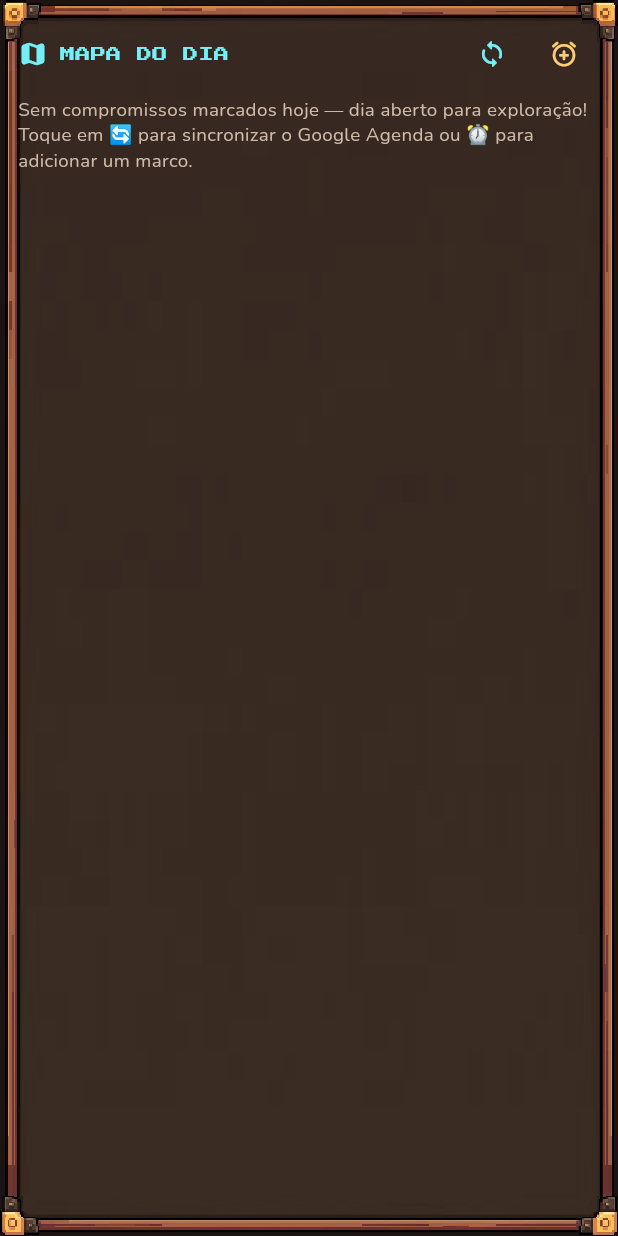
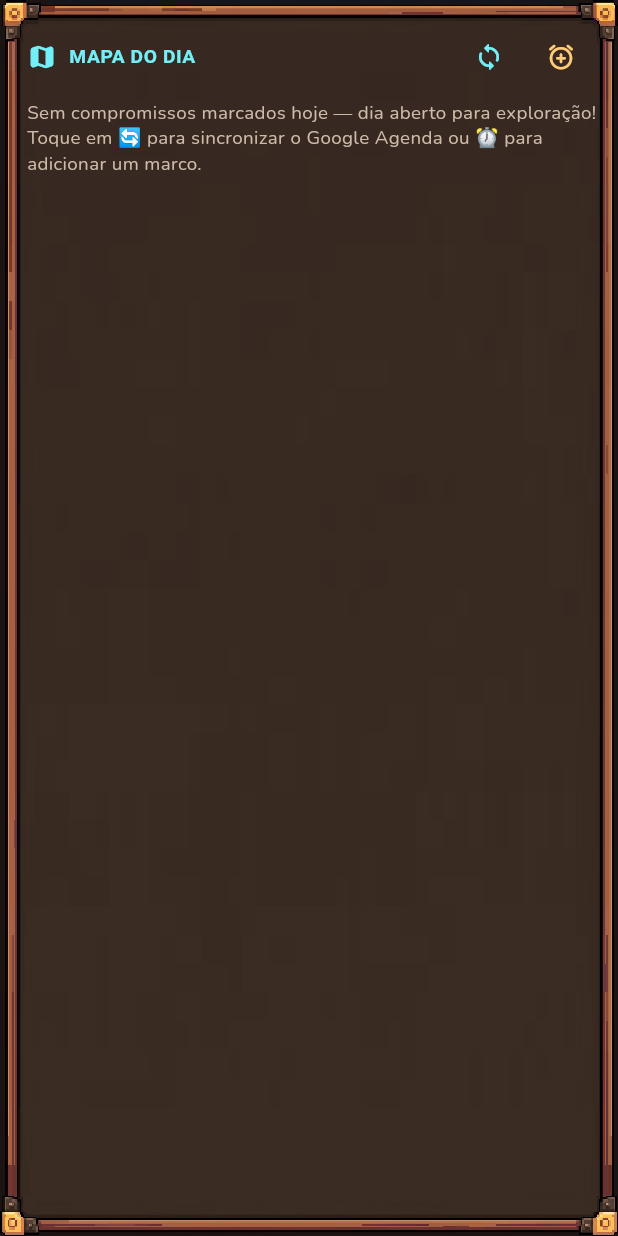
Before and after one commit to HQuezado/LifeOS, a Flutter app: the DayMapWidget widget shown alone on an empty page, opened directly, on a phone screen of 412 x 824 dp. Run offline on Flutter 3.47's test engine with Material 3 defaults, Android fonts, the phone set to English and light mode, and no system bars; our stand-ins replace drift, drift_flutter, flutter_riverpod, google_fonts, google_sign_in, material_ui; missing offline and left inert: googleapis; accounts and stored records are empty; generated files the repository leaves out were written again; Roboto replaces fonts that are missing (Silkscreen).

Commit message:
style: switch pixel headings to Silkscreen (PT-BR accents), rename Casa, fix XP bar height and card padding

```diff
--- a/lib/core/theme/lifeos_theme.dart
+++ b/lib/core/theme/lifeos_theme.dart
@@ -30,10 +30,13 @@ class LifeOsTheme {
     double size = 14,
     Color color = LifeOsColors.textPrimary,
   }) {
-    return GoogleFonts.pressStart2p(
-      fontSize: size,
+    // Silkscreen: fonte pixel RPG com suporte completo a acentos em português (Á, É, Í, Ó, Ú, Ã, Ç).
+    return GoogleFonts.silkscreen(
+      fontSize: size * 1.28,
+      fontWeight: FontWeight.w700,
       color: color,
-      height: 1.4,
+      height: 1.25,
+      letterSpacing: 0.4,
     );
   }
 
--- a/lib/core/widgets/pixel_panel.dart
+++ b/lib/core/widgets/pixel_panel.dart
@@ -144,8 +144,11 @@ class PixelProgressBar extends StatelessWidget {
   @override
   Widget build(BuildContext context) {
     final ratio = max <= 0 ? 0.0 : (current / max).clamp(0.0, 1.0);
+    // Garante altura mínima >= 20px para que a moldura 9-slice (28px) nunca colapse.
+    final effectiveHeight = height < 20 ? 20.0 : height;
     return SizedBox(
-      height: height,
+      height: effectiveHeight,
+      width: double.infinity,
       child: Stack(
         fit: StackFit.expand,
         children: [
--- a/lib/features/hero/hero_sheet_tab.dart
+++ b/lib/features/hero/hero_sheet_tab.dart
@@ -321,7 +321,7 @@ class HeroSheetTab extends ConsumerWidget {
               return Padding(
                 padding: const EdgeInsets.only(bottom: 10),
                 child: PixelPanel(
-                  padding: const EdgeInsets.all(12),
+                  padding: const EdgeInsets.symmetric(horizontal: 18, vertical: 16),
                   borderColor:
                       isPrimary ? meta.color : LifeOsColors.border,
                   child: Column(
--- a/lib/features/shell/main_shell.dart
+++ b/lib/features/shell/main_shell.dart
@@ -28,7 +28,7 @@ class _MainShellState extends ConsumerState<MainShell> {
   static const _titles = [
     'HOJE',
     'RAIDS',
-    'CASA VIVA',
+    'CASA',
     'LOJA',
     'HERÓI',
   ];
--- a/lib/features/today/day_map_widget.dart
+++ b/lib/features/today/day_map_widget.dart
@@ -157,7 +157,7 @@ class _DayMapWidgetState extends ConsumerState<DayMapWidget> {
 
     return PixelPanel(
       borderColor: LifeOsColors.xpBar,
-      padding: const EdgeInsets.all(12),
+      padding: const EdgeInsets.fromLTRB(18, 14, 14, 16),
       child: Column(
         crossAxisAlignment: CrossAxisAlignment.start,
         children: [
--- a/lib/features/today/today_tab.dart
+++ b/lib/features/today/today_tab.dart
@@ -257,7 +257,7 @@ class _TodayTabState extends ConsumerState<TodayTab> {
                 : cooldownDays == 0
                     ? LifeOsColors.xpBar
                     : LifeOsColors.border,
-            padding: const EdgeInsets.all(12),
+            padding: const EdgeInsets.symmetric(horizontal: 18, vertical: 16),
             child: Row(
               children: [
                 Icon(
@@ -324,7 +324,7 @@ class _TodayTabState extends ConsumerState<TodayTab> {
           PixelPanel(
             borderColor:
                 _isFlashActive ? LifeOsColors.gold : LifeOsColors.border,
-            padding: const EdgeInsets.all(12),
+            padding: const EdgeInsets.symmetric(horizontal: 18, vertical: 16),
             child: Row(
               children: [
                 const Icon(
```
